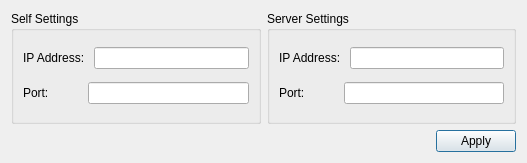
Qt form Cpp_clients/DiningClient/settingsdialog.ui (Jerma066/TheProblemOfDiningCryptographers) before a commit.
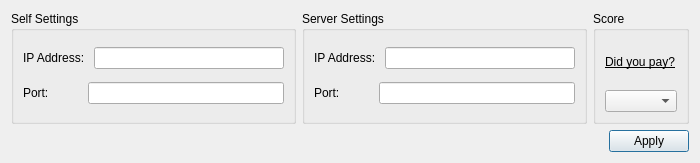
The same form after that commit.

Patch:
```diff
--- a/Cpp_clients/DiningClient/settingsdialog.ui
+++ b/Cpp_clients/DiningClient/settingsdialog.ui
@@ -6,13 +6,13 @@
    <rect>
     <x>0</x>
     <y>0</y>
-    <width>527</width>
+    <width>700</width>
     <height>163</height>
    </rect>
   </property>
   <property name="maximumSize">
    <size>
-    <width>527</width>
+    <width>700</width>
     <height>163</height>
    </size>
   </property>
@@ -63,6 +63,12 @@
    </item>
    <item row="0" column="1">
     <widget class="QGroupBox" name="groupBox_2">
+     <property name="sizePolicy">
+      <sizepolicy hsizetype="Preferred" vsizetype="Expanding">
+       <horstretch>0</horstretch>
+       <verstretch>0</verstretch>
+      </sizepolicy>
+     </property>
      <property name="title">
       <string>Server Settings</string>
      </property>
@@ -98,7 +104,32 @@
      </layout>
     </widget>
    </item>
-   <item row="1" column="0" colspan="2">
+   <item row="0" column="2">
+    <widget class="QGroupBox" name="payGroupBox">
+     <property name="title">
+      <string>Score</string>
+     </property>
+     <layout class="QVBoxLayout" name="verticalLayout_3">
+      <item>
+       <widget class="QLabel" name="label_3">
+        <property name="font">
+         <font>
+          <pointsize>9</pointsize>
+          <underline>true</underline>
+         </font>
+        </property>
+        <property name="text">
+         <string>Did you pay?</string>
+        </property>
+       </widget>
+      </item>
+      <item>
+       <widget class="QComboBox" name="scoreComboBox"/>
+      </item>
+     </layout>
+    </widget>
+   </item>
+   <item row="1" column="0" colspan="3">
     <layout class="QHBoxLayout" name="horizontalLayout">
      <property name="spacing">
       <number>7</number>
```
